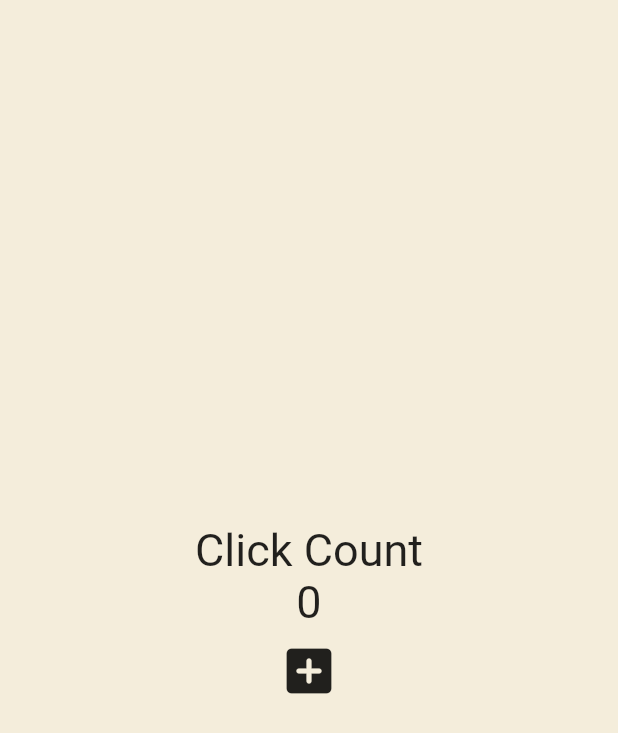
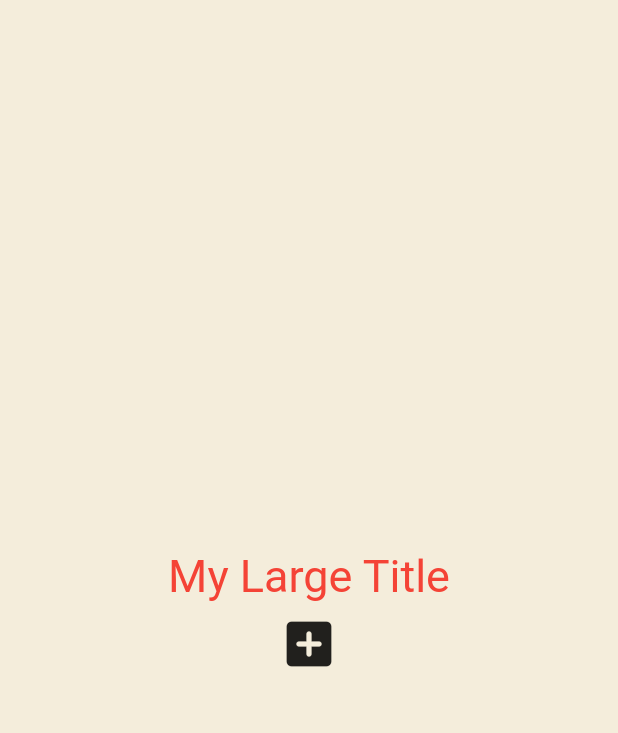
Before and after one commit to kmnkit/toonflix, a Flutter app: the screen it shows after launch, on a phone screen of 412 x 824 dp. Shown: the top 733 px of the screen. Run offline on Flutter 3.47's test engine with Material 2 defaults, Android fonts, the phone set to English and light mode, and no system bars.

Commit message:
BuildContext에 대해

```diff
--- a/lib/main.dart
+++ b/lib/main.dart
@@ -17,6 +17,11 @@ class _AppState extends State<App> {
   @override
   Widget build(BuildContext context) {
     return MaterialApp(
+      theme: ThemeData(
+        textTheme: const TextTheme(
+          titleLarge: TextStyle(color: Colors.red),
+        ),
+      ),
       home: Scaffold(
         backgroundColor: const Color(
           0xFFF4EDDB,
@@ -25,18 +30,7 @@ class _AppState extends State<App> {
           child: Column(
             mainAxisAlignment: MainAxisAlignment.center,
             children: [
-              const Text(
-                'Click Count',
-                style: TextStyle(
-                  fontSize: 30,
-                ),
-              ),
-              Text(
-                '$counter',
-                style: const TextStyle(
-                  fontSize: 30,
-                ),
-              ),
+              const MyLargeTitle(),
               IconButton(
                 iconSize: 40,
                 onPressed: onClicked,
@@ -51,3 +45,20 @@ class _AppState extends State<App> {
     );
   }
 }
+
+class MyLargeTitle extends StatelessWidget {
+  const MyLargeTitle({
+    super.key,
+  });
+
+  @override
+  Widget build(BuildContext context) {
+    return Text(
+      'My Large Title',
+      style: TextStyle(
+        fontSize: 30,
+        color: Theme.of(context).textTheme.titleLarge?.color,
+      ),
+    );
+  }
+}
```
